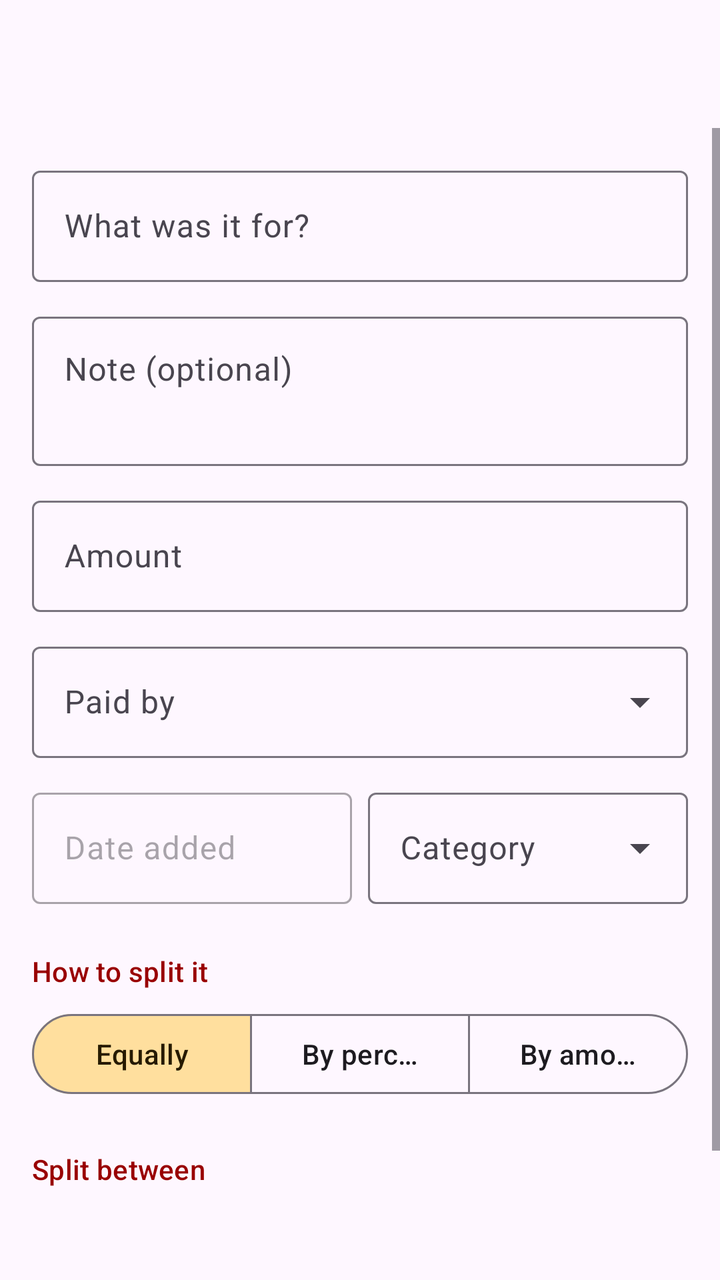
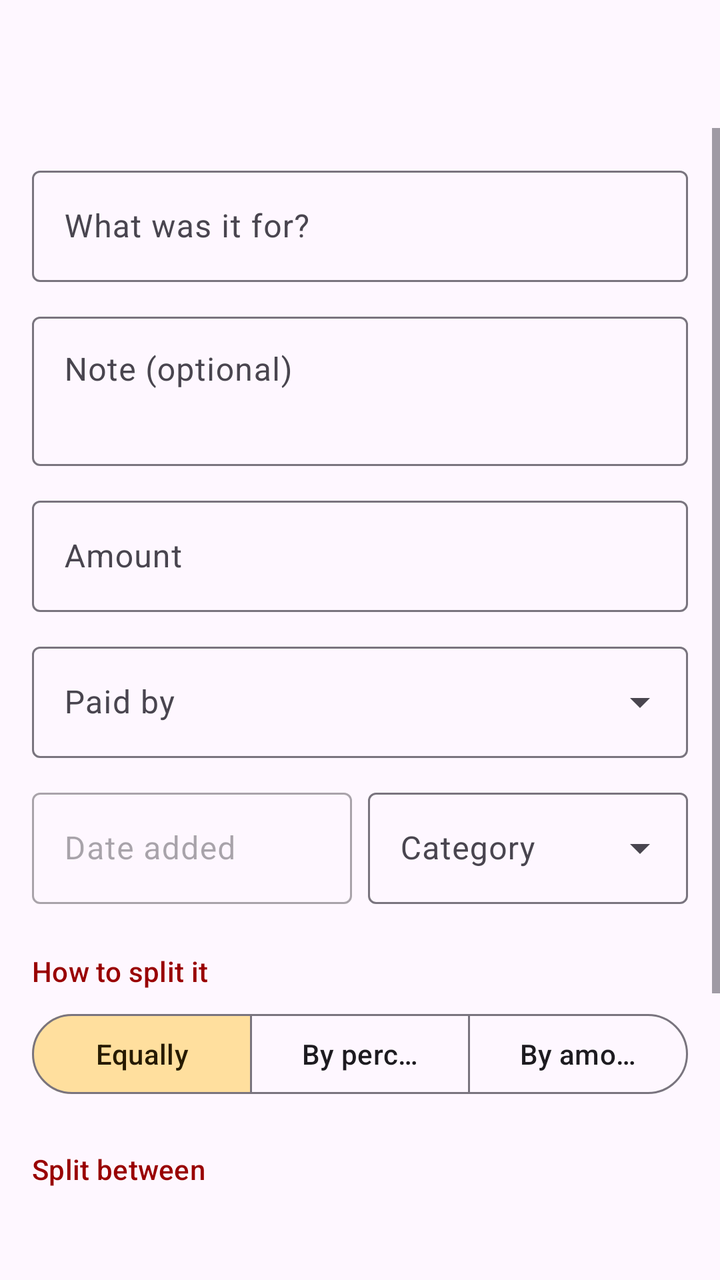

Before-and-after screenshots of an Android layout around one commit, followed by the original layout XML and the change that was made.
<!-- AndroidManifest.xml: application theme Theme.SplitSmart -->
<!-- res/layout/activity_expense_form.xml -->
<?xml version="1.0" encoding="utf-8"?>
<LinearLayout xmlns:android="http://schemas.android.com/apk/res/android"
    xmlns:app="http://schemas.android.com/apk/res-auto"
    android:id="@+id/root"
    android:layout_width="match_parent"
    android:layout_height="match_parent"
    android:orientation="vertical">

    <include layout="@layout/view_app_bar" />

    <ScrollView
        android:layout_width="match_parent"
        android:layout_height="0dp"
        android:layout_weight="1">

        <LinearLayout
            android:layout_width="match_parent"
            android:layout_height="wrap_content"
            android:orientation="vertical"
            android:padding="16dp">

            
            <TextView
                android:id="@+id/read_only_banner"
                android:layout_width="match_parent"
                android:layout_height="wrap_content"
                android:layout_marginBottom="16dp"
                android:background="@color/brand_secondary_container"
                android:padding="12dp"
                android:textAppearance="?attr/textAppearanceBodyMedium"
                android:textColor="@color/brand_on_secondary_container"
                android:visibility="gone" />

            <com.google.android.material.textfield.TextInputLayout
                android:id="@+id/description_layout"
                android:layout_width="match_parent"
                android:layout_height="wrap_content"
                android:hint="@string/expense_description">

                <com.google.android.material.textfield.TextInputEditText
                    android:id="@+id/description_input"
                    android:layout_width="match_parent"
                    android:layout_height="wrap_content"
                    android:imeOptions="actionNext"
                    android:inputType="textCapSentences"
                    android:maxLines="1" />

            </com.google.android.material.textfield.TextInputLayout>

            <com.google.android.material.textfield.TextInputLayout
                android:id="@+id/note_layout"
                android:layout_width="match_parent"
                android:layout_height="wrap_content"
                android:layout_marginTop="12dp"
                android:hint="@string/expense_note">

                <com.google.android.material.textfield.TextInputEditText
                    android:id="@+id/note_input"
                    android:layout_width="match_parent"
                    android:layout_height="wrap_content"
                    android:gravity="top"
                    android:imeOptions="actionNext"
                    android:inputType="textCapSentences|textMultiLine"
                    android:maxLines="3"
                    android:minLines="2" />

            </com.google.android.material.textfield.TextInputLayout>

            <com.google.android.material.textfield.TextInputLayout
                android:id="@+id/amount_layout"
                android:layout_width="match_parent"
                android:layout_height="wrap_content"
                android:layout_marginTop="12dp"
                android:hint="@string/amount"
                app:prefixText="@string/currency_prefix">

                <com.google.android.material.textfield.TextInputEditText
                    android:id="@+id/amount_input"
                    android:layout_width="match_parent"
                    android:layout_height="wrap_content"
                    android:imeOptions="actionDone"
                    android:inputType="numberDecimal" />

            </com.google.android.material.textfield.TextInputLayout>

            <com.google.android.material.textfield.TextInputLayout
                android:id="@+id/payer_layout"
                style="@style/Widget.Material3.TextInputLayout.OutlinedBox.ExposedDropdownMenu"
                android:layout_width="match_parent"
                android:layout_height="wrap_content"
                android:layout_marginTop="12dp"
                android:hint="@string/expense_paid_by">

                <AutoCompleteTextView
                    android:id="@+id/payer_input"
                    android:layout_width="match_parent"
                    android:layout_height="wrap_content"
                    android:inputType="none" />

            </com.google.android.material.textfield.TextInputLayout>

            <LinearLayout
                android:layout_width="match_parent"
                android:layout_height="wrap_content"
                android:layout_marginTop="12dp"
                android:baselineAligned="false"
                android:orientation="horizontal">

                
                <com.google.android.material.textfield.TextInputLayout
                    android:id="@+id/date_layout"
                    android:layout_width="0dp"
                    android:layout_height="wrap_content"
                    android:layout_marginEnd="8dp"
                    android:layout_weight="1"
                    android:enabled="false"
                    android:hint="@string/expense_date">

                    <com.google.android.material.textfield.TextInputEditText
                        android:id="@+id/date_input"
                        android:layout_width="match_parent"
                        android:layout_height="wrap_content"
                        android:cursorVisible="false"
                        android:focusable="false"
                        android:inputType="none" />

                </com.google.android.material.textfield.TextInputLayout>

                <com.google.android.material.textfield.TextInputLayout
                    android:id="@+id/category_layout"
                    style="@style/Widget.Material3.TextInputLayout.OutlinedBox.ExposedDropdownMenu"
                    android:layout_width="0dp"
                    android:layout_height="wrap_content"
                    android:layout_weight="1"
                    android:hint="@string/expense_category">

                    <AutoCompleteTextView
                        android:id="@+id/category_input"
                        android:layout_width="match_parent"
                        android:layout_height="wrap_content"
                        android:inputType="none" />

                </com.google.android.material.textfield.TextInputLayout>
            </LinearLayout>

            <TextView
                android:layout_width="wrap_content"
                android:layout_height="wrap_content"
                android:layout_marginTop="24dp"
                android:text="@string/expense_split_how"
                android:textAppearance="@style/TextAppearance.SplitSmart.SectionLabel" />

            <com.google.android.material.button.MaterialButtonToggleGroup
                android:id="@+id/split_type_group"
                android:layout_width="match_parent"
                android:layout_height="wrap_content"
                android:layout_marginTop="8dp"
                app:checkedButton="@+id/split_equal"
                app:selectionRequired="true"
                app:singleSelection="true">

                <Button
                    android:id="@+id/split_equal"
                    style="@style/Widget.Material3.Button.OutlinedButton"
                    android:layout_width="0dp"
                    android:layout_height="wrap_content"
                    android:layout_weight="1"
                    android:text="@string/split_equal" />

                <Button
                    android:id="@+id/split_percent"
                    style="@style/Widget.Material3.Button.OutlinedButton"
                    android:layout_width="0dp"
                    android:layout_height="wrap_content"
                    android:layout_weight="1"
                    android:text="@string/split_percent" />

                <Button
                    android:id="@+id/split_exact"
                    style="@style/Widget.Material3.Button.OutlinedButton"
                    android:layout_width="0dp"
                    android:layout_height="wrap_content"
                    android:layout_weight="1"
                    android:text="@string/split_exact" />

            </com.google.android.material.button.MaterialButtonToggleGroup>

            <TextView
                android:layout_width="wrap_content"
                android:layout_height="wrap_content"
                android:layout_marginTop="24dp"
                android:text="@string/expense_split_between"
                android:textAppearance="@style/TextAppearance.SplitSmart.SectionLabel" />

            <LinearLayout
                android:id="@+id/participants_container"
                android:layout_width="match_parent"
                android:layout_height="wrap_content"
                android:layout_marginTop="4dp"
                android:orientation="vertical" />

            <TextView
                android:id="@+id/split_status"
                android:layout_width="match_parent"
                android:layout_height="wrap_content"
                android:layout_marginTop="8dp"
                android:textAppearance="?attr/textAppearanceBodyMedium"
                android:textColor="?attr/colorOnSurfaceVariant" />

            <Button
                android:id="@+id/save_button"
                android:layout_width="match_parent"
                android:layout_height="wrap_content"
                android:layout_marginTop="24dp"
                android:text="@string/save_expense" />

            <Button
                android:id="@+id/delete_button"
                style="@style/Widget.Material3.Button.OutlinedButton"
                android:layout_width="match_parent"
                android:layout_height="wrap_content"
                android:layout_marginTop="8dp"
                android:text="@string/delete_expense"
                android:textColor="@color/money_you_owe"
                android:visibility="gone" />

        </LinearLayout>
    </ScrollView>
</LinearLayout>
<!-- res/layout/view_app_bar.xml (included above) -->
<?xml version="1.0" encoding="utf-8"?>
<com.google.android.material.appbar.AppBarLayout xmlns:android="http://schemas.android.com/apk/res/android"
    android:layout_width="match_parent"
    android:layout_height="wrap_content"
    android:fitsSystemWindows="true">

    <com.google.android.material.appbar.MaterialToolbar
        android:id="@+id/toolbar"
        android:layout_width="match_parent"
        android:layout_height="?attr/actionBarSize" />

    <com.google.android.material.progressindicator.LinearProgressIndicator
        android:id="@+id/progress"
        android:layout_width="match_parent"
        android:layout_height="wrap_content"
        android:indeterminate="true"
        android:visibility="gone" />

</com.google.android.material.appbar.AppBarLayout>
<!-- resources referenced by this layout -->
<resources>
  <color name="brand_on_secondary_container">#261A00</color>
  <color name="brand_secondary_container">#FFDF9E</color>
  <color name="money_you_owe">#B3261E</color>
  <string name="amount">Amount</string>
  <string name="currency_prefix">$</string>
  <string name="delete_expense">Delete expense</string>
  <string name="expense_category">Category</string>
  <string name="expense_date">Date added</string>
  <string name="expense_description">What was it for?</string>
  <string name="expense_note">Note (optional)</string>
  <string name="expense_paid_by">Paid by</string>
  <string name="expense_split_between">Split between</string>
  <string name="expense_split_how">How to split it</string>
  <string name="save_expense">Save expense</string>
  <string name="split_equal">Equally</string>
  <string name="split_exact">By amount</string>
  <string name="split_percent">By percent</string>
  <style name="TextAppearance.SplitSmart.SectionLabel" parent="TextAppearance.Material3.TitleSmall">
          <item name="android:textColor">?attr/colorPrimary</item>
      </style>
  <style name="Theme.SplitSmart" parent="Theme.Material3.DayNight.NoActionBar">
          <item name="colorPrimary">@color/brand_primary</item>
          <item name="colorOnPrimary">@color/brand_on_primary</item>
          <item name="colorPrimaryContainer">@color/brand_primary_container</item>
          <item name="colorOnPrimaryContainer">@color/brand_on_primary_container</item>
          <item name="colorSecondary">@color/brand_secondary</item>
          <item name="colorOnSecondary">@color/brand_on_secondary</item>
          <item name="colorSecondaryContainer">@color/brand_secondary_container</item>
          <item name="colorOnSecondaryContainer">@color/brand_on_secondary_container</item>
  
          <item name="android:statusBarColor">?attr/colorSurface</item>
          <item name="android:windowLightStatusBar">@bool/light_status_bar</item>
  
          <item name="textInputStyle">@style/Widget.Material3.TextInputLayout.OutlinedBox</item>
          <item name="materialCardViewStyle">@style/Widget.Material3.CardView.Filled</item>
      </style>
  <color name="brand_primary">#990000</color>
  <color name="brand_on_primary">#FFFFFF</color>
  <color name="brand_primary_container">#FFDAD4</color>
  <color name="brand_on_primary_container">#410000</color>
  <color name="brand_secondary">#7A5900</color>
  <color name="brand_on_secondary">#FFFFFF</color>
</resources>

<!-- the commit's change to res/layout/activity_expense_form.xml (unified diff, before → after) -->
@@ -206,6 +206,47 @@
                 android:layout_marginTop="8dp"
                 android:textAppearance="?attr/textAppearanceBodyMedium"
                 android:textColor="?attr/colorOnSurfaceVariant" />
+
+            <TextView
+                android:layout_width="wrap_content"
+                android:layout_height="wrap_content"
+                android:layout_marginTop="24dp"
+                android:text="@string/receipts_title"
+                android:textAppearance="@style/TextAppearance.SplitSmart.SectionLabel" />
+
+            
+            <TextView
+                android:id="@+id/receipts_empty"
+                android:layout_width="match_parent"
+                android:layout_height="wrap_content"
+                android:layout_marginTop="4dp"
+                android:text="@string/receipts_empty"
+                android:textAppearance="?attr/textAppearanceBodyMedium"
+                android:textColor="?attr/colorOnSurfaceVariant" />
+
+            <HorizontalScrollView
+                android:id="@+id/receipts_scroll"
+                android:layout_width="match_parent"
+                android:layout_height="wrap_content"
+                android:layout_marginTop="8dp"
+                android:visibility="gone">
+
+                <LinearLayout
+                    android:id="@+id/receipts_container"
+                    android:layout_width="wrap_content"
+                    android:layout_height="wrap_content"
+                    android:orientation="horizontal" />
+
+            </HorizontalScrollView>
+
+            <Button
+                android:id="@+id/add_receipt_button"
+                style="@style/Widget.Material3.Button.TextButton.Icon"
+                android:layout_width="wrap_content"
+                android:layout_height="wrap_content"
+                android:layout_marginTop="4dp"
+                android:text="@string/receipt_add"
+                app:icon="@drawable/ic_add" />
 
             <Button
                 android:id="@+id/save_button"
<!-- resource entries referenced after the edit -->
@@ -3,6 +3,18 @@
   <color name="brand_on_secondary_container">#261A00</color>
   <color name="brand_secondary_container">#FFDF9E</color>
   <color name="money_you_owe">#B3261E</color>
+  <!-- drawable ic_add (drawable) -->
+  <?xml version="1.0" encoding="utf-8"?>
+  <vector xmlns:android="http://schemas.android.com/apk/res/android"
+      android:width="24dp"
+      android:height="24dp"
+      android:tint="?attr/colorControlNormal"
+      android:viewportWidth="24"
+      android:viewportHeight="24">
+      <path
+          android:fillColor="@android:color/white"
+          android:pathData="M19,13h-6v6h-2v-6H5v-2h6V5h2v6h6v2z" />
+  </vector>
   <string name="amount">Amount</string>
   <string name="currency_prefix">$</string>
   <string name="delete_expense">Delete expense</string>
@@ -13,6 +25,9 @@
   <string name="expense_paid_by">Paid by</string>
   <string name="expense_split_between">Split between</string>
   <string name="expense_split_how">How to split it</string>
+  <string name="receipt_add">Attach receipt</string>
+  <string name="receipts_empty">No receipts attached</string>
+  <string name="receipts_title">Receipts</string>
   <string name="save_expense">Save expense</string>
   <string name="split_equal">Equally</string>
   <string name="split_exact">By amount</string>
